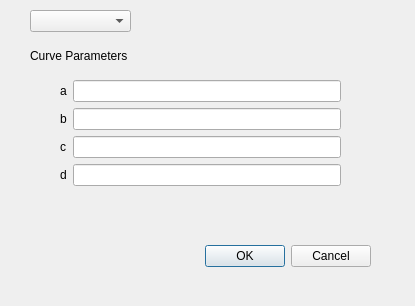
The window that TCDMeatApp_Qt(with ui)/TCDMeatApp_Qt_ui/settingdialog.ui (RockyXu66/TCD-Project-MeatSensor-Qt-WithGUI-Win) describes before a commit, drawn with Qt 5.
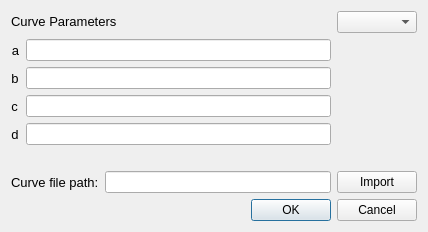
The same window after the commit.

The edit to the form file:
```diff
--- a/TCDMeatApp_Qt(with ui)/TCDMeatApp_Qt_ui/settingdialog.ui
+++ b/TCDMeatApp_Qt(with ui)/TCDMeatApp_Qt_ui/settingdialog.ui
@@ -6,22 +6,16 @@
    <rect>
     <x>0</x>
     <y>0</y>
-    <width>415</width>
-    <height>306</height>
+    <width>428</width>
+    <height>232</height>
    </rect>
   </property>
   <property name="windowTitle">
    <string>Setting</string>
   </property>
+  <layout class="QGridLayout" name="gridLayout">
+   <item row="4" column="0" colspan="2">
   <widget class="QDialogButtonBox" name="buttonBox">
-   <property name="geometry">
-    <rect>
-     <x>30</x>
-     <y>240</y>
-     <width>341</width>
-     <height>32</height>
-    </rect>
-   </property>
    <property name="orientation">
     <enum>Qt::Horizontal</enum>
    </property>
@@ -29,31 +23,72 @@
     <set>QDialogButtonBox::Cancel|QDialogButtonBox::Ok</set>
    </property>
   </widget>
+   </item>
+   <item row="3" column="1">
+    <widget class="QPushButton" name="pushButtonImportCurvePara">
+     <property name="sizePolicy">
+      <sizepolicy hsizetype="Fixed" vsizetype="Fixed">
+       <horstretch>0</horstretch>
+       <verstretch>0</verstretch>
+      </sizepolicy>
+     </property>
+     <property name="minimumSize">
+      <size>
+       <width>10</width>
+       <height>5</height>
+      </size>
+     </property>
+     <property name="text">
+      <string>Import</string>
+     </property>
+    </widget>
+   </item>
+   <item row="1" column="0">
   <widget class="QLabel" name="label">
-   <property name="geometry">
-    <rect>
-     <x>30</x>
-     <y>40</y>
-     <width>111</width>
-     <height>31</height>
-    </rect>
+     <property name="sizePolicy">
+      <sizepolicy hsizetype="Minimum" vsizetype="Fixed">
+       <horstretch>0</horstretch>
+       <verstretch>0</verstretch>
+      </sizepolicy>
+     </property>
+     <property name="font">
+      <font>
+       <pointsize>10</pointsize>
+      </font>
    </property>
    <property name="text">
     <string>Curve Parameters</string>
    </property>
   </widget>
-  <widget class="QWidget" name="layoutWidget">
-   <property name="geometry">
-    <rect>
-     <x>60</x>
-     <y>80</y>
-     <width>281</width>
-     <height>131</height>
-    </rect>
-   </property>
+   </item>
+   <item row="3" column="0">
+    <layout class="QHBoxLayout" name="horizontalLayout">
+     <item>
+      <widget class="QLabel" name="label_2">
+       <property name="font">
+        <font>
+         <pointsize>10</pointsize>
+        </font>
+       </property>
+       <property name="text">
+        <string>Curve file path:</string>
+       </property>
+      </widget>
+     </item>
+     <item>
+      <widget class="QLineEdit" name="lineEditCurveFilePath"/>
+     </item>
+    </layout>
+   </item>
+   <item row="2" column="0">
    <layout class="QFormLayout" name="formLayout">
     <item row="0" column="0">
      <widget class="QLabel" name="label_setting_a">
+       <property name="font">
+        <font>
+         <pointsize>10</pointsize>
+        </font>
+       </property>
       <property name="text">
        <string>a</string>
       </property>
@@ -63,10 +98,22 @@
      </widget>
     </item>
     <item row="0" column="1">
-     <widget class="QLineEdit" name="lineEdit_setting_a"/>
+      <widget class="QLineEdit" name="lineEdit_setting_a">
+       <property name="sizePolicy">
+        <sizepolicy hsizetype="Minimum" vsizetype="Fixed">
+         <horstretch>40</horstretch>
+         <verstretch>0</verstretch>
+        </sizepolicy>
+       </property>
+      </widget>
     </item>
     <item row="1" column="0">
      <widget class="QLabel" name="label_setting_b">
+       <property name="font">
+        <font>
+         <pointsize>10</pointsize>
+        </font>
+       </property>
       <property name="text">
        <string>b</string>
       </property>
@@ -76,10 +123,22 @@
      </widget>
     </item>
     <item row="1" column="1">
-     <widget class="QLineEdit" name="lineEdit_setting_b"/>
+      <widget class="QLineEdit" name="lineEdit_setting_b">
+       <property name="sizePolicy">
+        <sizepolicy hsizetype="Minimum" vsizetype="Fixed">
+         <horstretch>40</horstretch>
+         <verstretch>0</verstretch>
+        </sizepolicy>
+       </property>
+      </widget>
     </item>
     <item row="2" column="0">
      <widget class="QLabel" name="label_setting_c">
+       <property name="font">
+        <font>
+         <pointsize>10</pointsize>
+        </font>
+       </property>
       <property name="text">
        <string>c</string>
       </property>
@@ -90,6 +149,11 @@
     </item>
     <item row="3" column="0">
      <widget class="QLabel" name="label_setting_d">
+       <property name="font">
+        <font>
+         <pointsize>10</pointsize>
+        </font>
+       </property>
       <property name="text">
        <string>d</string>
       </property>
@@ -99,22 +163,35 @@
      </widget>
     </item>
     <item row="3" column="1">
-     <widget class="QLineEdit" name="lineEdit_setting_d"/>
+      <widget class="QLineEdit" name="lineEdit_setting_d">
+       <property name="sizePolicy">
+        <sizepolicy hsizetype="Minimum" vsizetype="Fixed">
+         <horstretch>40</horstretch>
+         <verstretch>0</verstretch>
+        </sizepolicy>
+       </property>
+       <property name="minimumSize">
+        <size>
+         <width>40</width>
+         <height>0</height>
+        </size>
+       </property>
+      </widget>
     </item>
     <item row="2" column="1">
-     <widget class="QLineEdit" name="lineEdit_setting_c"/>
-    </item>
-   </layout>
-  </widget>
+      <widget class="QLineEdit" name="lineEdit_setting_c">
+       <property name="sizePolicy">
+        <sizepolicy hsizetype="Minimum" vsizetype="Fixed">
+         <horstretch>40</horstretch>
+         <verstretch>0</verstretch>
+        </sizepolicy>
+       </property>
+      </widget>
+     </item>
+    </layout>
+   </item>
+   <item row="1" column="1">
   <widget class="QComboBox" name="comboBoxCurveType">
-   <property name="geometry">
-    <rect>
-     <x>30</x>
-     <y>10</y>
-     <width>101</width>
-     <height>22</height>
-    </rect>
-   </property>
    <property name="editable">
     <bool>false</bool>
    </property>
@@ -122,6 +199,8 @@
     <string/>
    </property>
   </widget>
+   </item>
+  </layout>
  </widget>
  <resources/>
  <connections>
```
Lines whose indentation alone changed are shown as unchanged.
